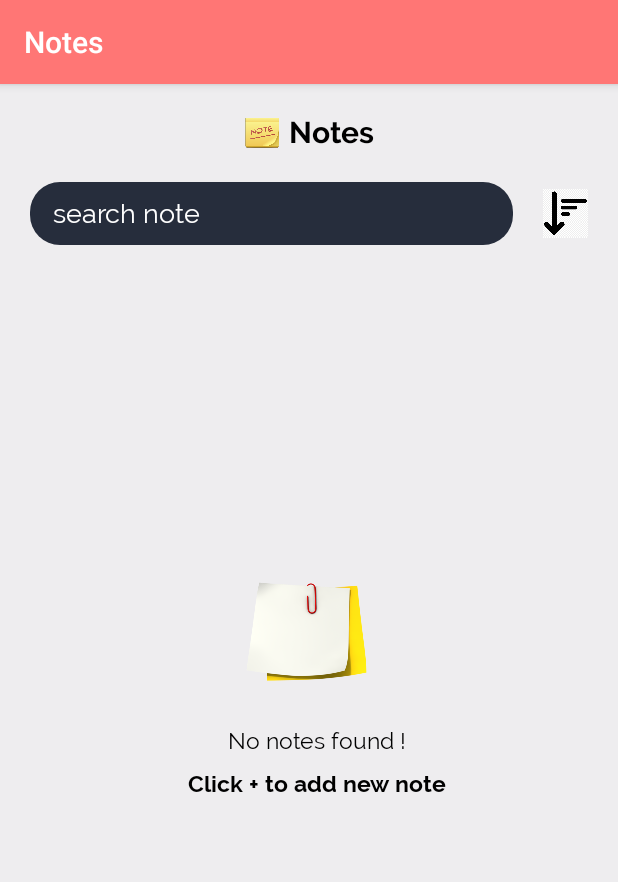
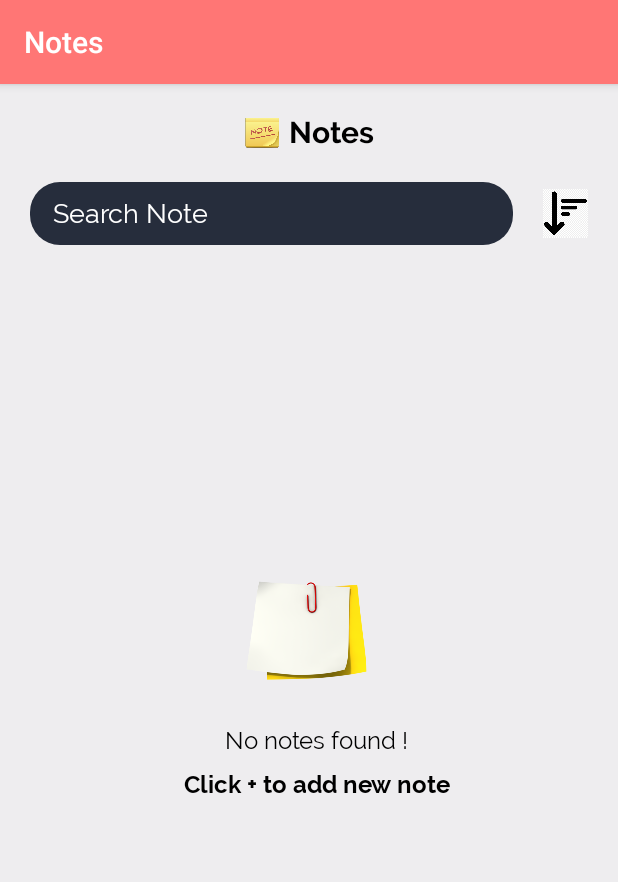
Before and after one commit to CharmiPatel25/note_TeamPurple_android, an Android app: the screen it shows after launch (MainActivity), on a phone screen of 412 x 824 dp. Shown: the top 882 px of the screen. Run offline under Robolectric (Android 15) with nearby library versions, the phone set to English and light mode, and no system bars; our stand-ins replace ButterKnife, Room's generated code; libraries missing offline, so code that uses them is left out: io.github.yavski.fabspeeddial, io.opencensus.stats; plain views replace FabSpeedDial; 2 statements that could not run were skipped.

Commit message:
[AP] layout changed for activity_main.xml

```diff
--- a/app/src/main/res/layout/activity_main.xml
+++ b/app/src/main/res/layout/activity_main.xml
@@ -52,7 +52,7 @@
             android:paddingBottom="10dp"
             android:layout_width="match_parent"
             android:layout_height="wrap_content"
-            android:hint="search note"
+            android:hint="Search Note"
             android:textColor="@color/black"
             android:textColorHint="@color/white"
             android:fontFamily="@font/regular"
@@ -96,7 +96,7 @@
                 android:layout_width="wrap_content"
                 android:textColor="@color/black"
                 android:text="No notes found !"
-                android:textSize="15sp"
+                android:textSize="16sp"
                 android:fontFamily="@font/regular"
                 android:layout_height="wrap_content" />
 
@@ -107,7 +107,7 @@
                 android:layout_width="wrap_content"
                 android:textColor="@color/black"
                 android:text="Click + to add new note"
-                android:textSize="15sp"
+                android:textSize="16sp"
                 android:fontFamily="@font/bold"
                 android:layout_height="wrap_content" />
 
```
